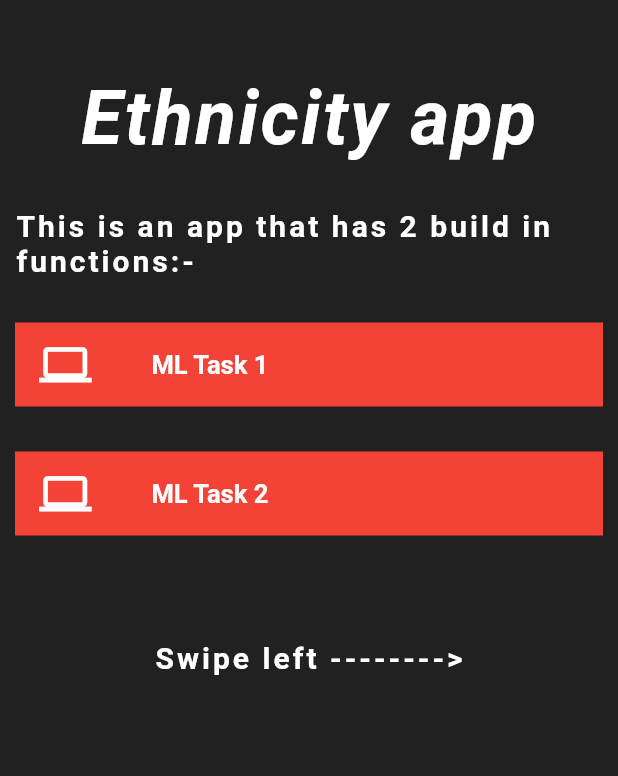
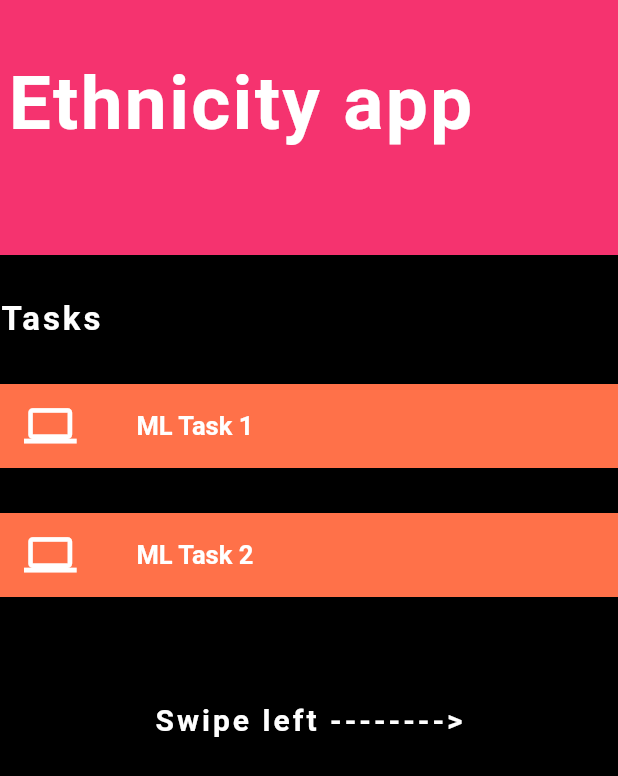
Before and after one commit to KJKR73/Proply-App, a Flutter app: the screen it shows once a user with an empty profile is signed in, on a phone screen of 412 x 824 dp. Shown: the top 776 px of the screen. Run offline on Flutter 3.47's test engine with Material 2 defaults, Android fonts, the phone set to English and light mode, and no system bars; our stand-ins replace firebase_auth, image_picker, shared_preferences; accounts and stored records are empty; project files that could hold a hidden picture were left out.

Commit message:
ui changes

```diff
--- a/lib/screens/home/home.dart
+++ b/lib/screens/home/home.dart
@@ -4,16 +4,16 @@ import 'package:flutter/material.dart';
 class Home extends StatelessWidget {
   final AuthService _auth = AuthService();
   final username;
-  final String appUseInfo = "This is an app that has 2 build in functions:-";
+  final String appUseInfo = "Tasks";
   Home({this.username});
   MediaQueryData queryData;
   @override
   Widget build(BuildContext context) {
     return Scaffold(
-      backgroundColor: Colors.grey[900],
+      backgroundColor: Colors.black,
       drawer: Theme(
         data: Theme.of(context).copyWith(
-          canvasColor: Colors.black,
+          canvasColor: Color(0xFF223843),
         ),
         child: Drawer(
           child: ListView(
@@ -32,6 +32,11 @@ class Home extends StatelessWidget {
                           ),
                         ),
                         SizedBox(
+                          child: DecoratedBox(
+                            decoration: BoxDecoration(
+                              color: Color(0xFFFC5A58),
+                            ),
+                          ),
                           height: 15.0,
                         ),
                         Text(
@@ -49,7 +54,8 @@ class Home extends StatelessWidget {
                 decoration: BoxDecoration(
                   image: DecorationImage(
                     image: AssetImage('assets/avatar_back.jpg'),
-                      fit: BoxFit.cover),
+                    fit: BoxFit.cover,
+                  ),
                   border: Border(
                     bottom: BorderSide(
                       color: Colors.white,
@@ -58,6 +64,11 @@ class Home extends StatelessWidget {
                 ),
               ),
               SizedBox(
+                child: DecoratedBox(
+                  decoration: BoxDecoration(
+                    color: Color(0xFF223843),
+                  ),
+                ),
                 height: 10.0,
               ),
               _createItems(
@@ -67,6 +78,11 @@ class Home extends StatelessWidget {
                 Colors.black,
               ),
               SizedBox(
+                child: DecoratedBox(
+                  decoration: BoxDecoration(
+                    color: Color(0xFF223843),
+                  ),
+                ),
                 height: 10.0,
               ),
               _createItems(
@@ -76,6 +92,11 @@ class Home extends StatelessWidget {
                 Colors.black,
               ),
               SizedBox(
+                child: DecoratedBox(
+                  decoration: BoxDecoration(
+                    color: Color(0xFF223843),
+                  ),
+                ),
                 height: 10.0,
               ),
               _createItems(
@@ -91,31 +112,46 @@ class Home extends StatelessWidget {
           ),
         ),
       ),
-      body: Padding(
-          padding: EdgeInsets.symmetric(horizontal: 10.0, vertical: 50.0),
+      body: SingleChildScrollView(
+        child: Container(
+          color: Colors.black,
+          padding: EdgeInsets.symmetric(horizontal: 0, vertical: 0.0),
           child: Column(
             children: <Widget>[
-              Text(
+              Container(
+                height: 170,
+                color: Color(0xFFF5336F),
+                child: Align(
+                  alignment: Alignment.topLeft,
+                  child: Padding(
+                    padding: EdgeInsets.fromLTRB(5, 40, 0, 0),
+                    child: Text(
                       'Ethnicity app',
+                      textAlign: TextAlign.left,
                       style: TextStyle(
                         fontSize: 50.0,
                         color: Colors.white,
-                  fontStyle: FontStyle.italic,
                         fontWeight: FontWeight.bold,
                         letterSpacing: 1.5,
+                      ),
+                    ),
+                  ),
                 ),
               ),
               SizedBox(
                 height: 30.0,
               ),
-              Text(
+              Align(
+                alignment: Alignment.centerLeft,
+                child: Text(
                   '$appUseInfo',
                   textAlign: TextAlign.left,
                   style: TextStyle(
-                  fontSize: 20.0,
+                    fontSize: 22.0,
                     color: Colors.white,
                     fontWeight: FontWeight.bold,
                     letterSpacing: 2.0,
+                  ),
                 ),
               ),
               SizedBox(
@@ -125,7 +161,7 @@ class Home extends StatelessWidget {
                 'ML Task 1',
                 () => {Navigator.pushNamed(context, '/task1')},
                 Icons.computer,
-                Colors.red,
+                Color(0xFFFF7149),
               ),
               SizedBox(
                 height: 30.0,
@@ -134,7 +170,7 @@ class Home extends StatelessWidget {
                 'ML Task 2',
                 () => {Navigator.pushNamed(context, '/task2')},
                 Icons.computer,
-                Colors.red,
+                Color(0xFFFF7149),
               ),
               SizedBox(
                 height: 70,
@@ -150,7 +186,9 @@ class Home extends StatelessWidget {
                 ),
               ),
             ],
-          )),
+          ),
+        ),
+      ),
     );
   }
 }
--- a/lib/screens/ml_tasks/task2.dart
+++ b/lib/screens/ml_tasks/task2.dart
@@ -23,6 +23,7 @@ class _MLTask2State extends State<MLTask2> {
       maxHeight: 500,
       maxWidth: 500,
     );
+
     //im.Image img = im.decodeImage(io.File(imageFile.path).readAsBytesSync());
     final imageBytes = io.File(imageFile.path).readAsBytesSync();
     String base64Image = base64Encode(imageBytes);
```
Also changed, not shown: assets/backUi.jpg (added), assets/test_back.jpg (added), assets/test_ui2.png (added). Lines whose indentation alone changed are shown as unchanged.
